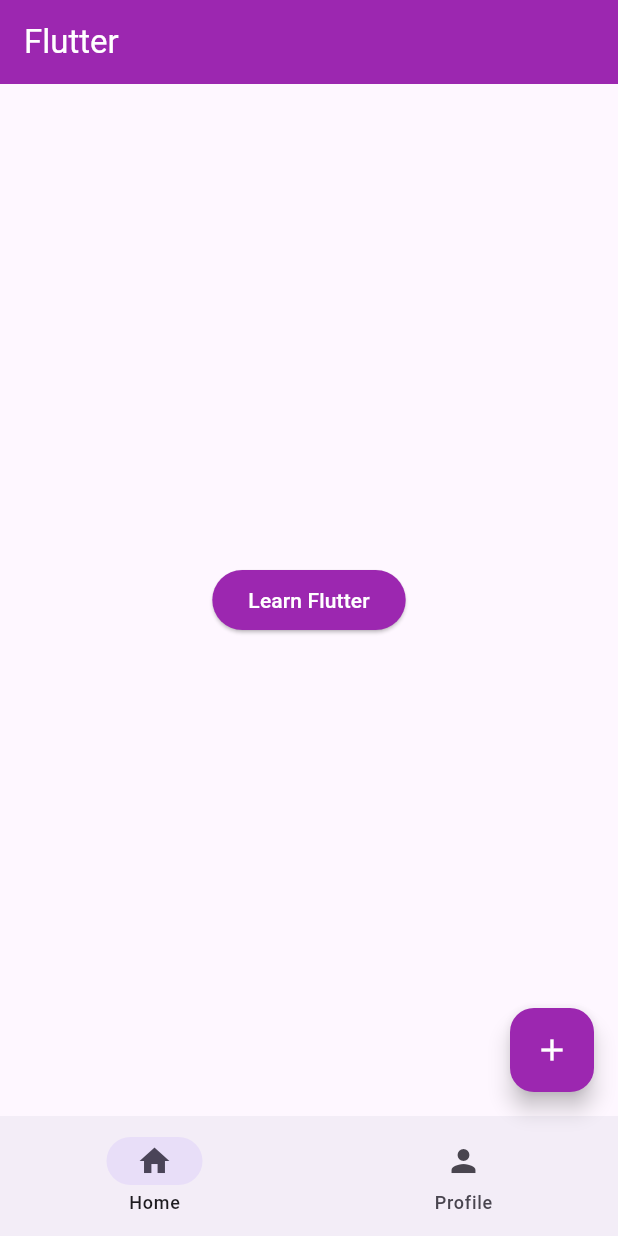
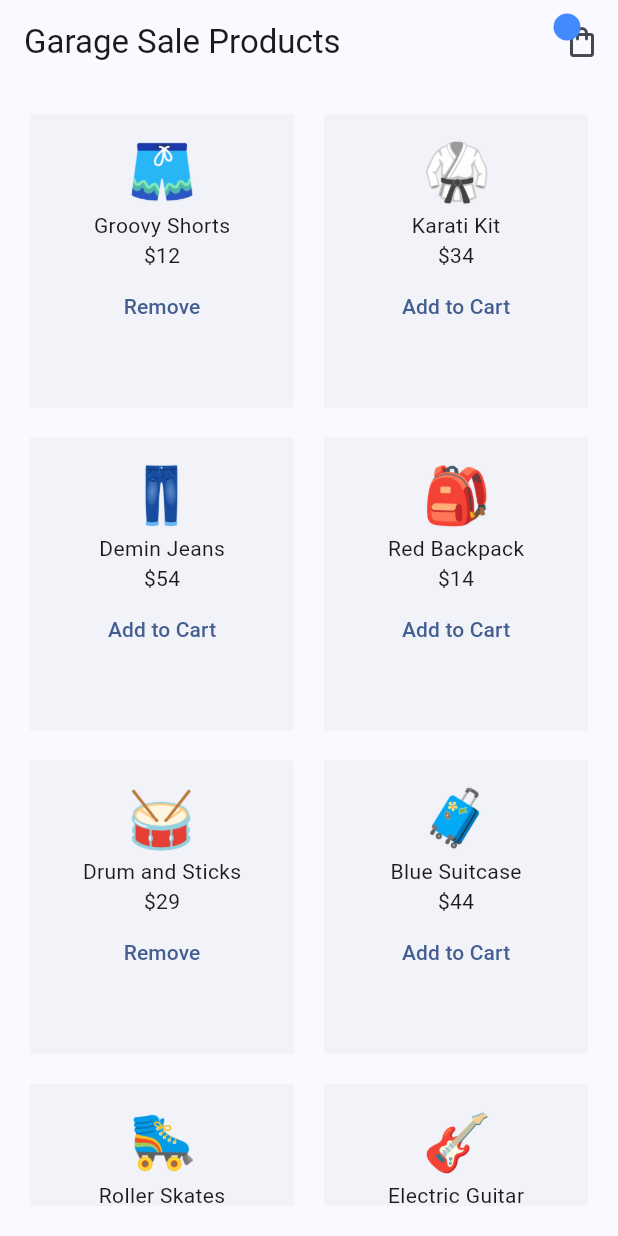
Before and after one commit to MayowaFalo/First-Flutter-Project, a Flutter app: the screen it shows after launch, on a phone screen of 412 x 824 dp. Run offline on Flutter 3.47's test engine with Material 3 defaults, Android fonts, the phone set to English and light mode, and no system bars; our stand-ins replace flutter_riverpod, riverpod_annotation; generated files the repository leaves out were written again.

```diff
--- a/lib/home_page.dart
+++ /dev/null
@@ -1,28 +0,0 @@
-import 'package:first_flutter/learn_flutter_page.dart';
-import 'package:flutter/material.dart';
-
-class HomePage extends StatelessWidget {
-  const HomePage({super.key});
-
-  @override
-  Widget build(BuildContext context) {
-    return Center(
-      child: ElevatedButton(
-        onPressed: () {
-          Navigator.of(context).push(
-            MaterialPageRoute(
-              builder: (BuildContext context) {
-                return LearnFlutterPage();
-              },
-            ),
-          );
-        },
-        style: ElevatedButton.styleFrom(
-          backgroundColor: Colors.purple,
-          foregroundColor: Colors.white,
-        ),
-        child: Text("Learn Flutter"),
-      ),
-    );
-  }
-}
--- a/lib/main.dart
+++ b/lib/main.dart
@@ -1,66 +1,24 @@
-import 'package:first_flutter/home_page.dart';
-import 'package:first_flutter/profile_page.dart';
+import 'package:first_flutter/screens/home/home_screen.dart';
 import 'package:flutter/material.dart';
+import 'package:flutter_riverpod/flutter_riverpod.dart';
 
 void main() {
-  runApp(const MyApp());
+  runApp(ProviderScope(child: MyApp()));
 }
 
 class MyApp extends StatelessWidget {
   const MyApp({super.key});
 
+  // This widget is the root of your application.
   @override
   Widget build(BuildContext context) {
     return MaterialApp(
       debugShowCheckedModeBanner: false,
+      title: '',
       theme: ThemeData(
-        primarySwatch: Colors.purple,
-        appBarTheme: AppBarTheme(backgroundColor: Colors.purple),
-        floatingActionButtonTheme: FloatingActionButtonThemeData(
-          backgroundColor: Colors.purple,
-          foregroundColor: Colors.white,
-        ),
+        colorScheme: ColorScheme.fromSeed(seedColor: Colors.blueAccent),
       ),
-      home: RootPage(),
+      home: const HomeScreen(),
     );
   }
 }
-
-class RootPage extends StatefulWidget {
-  const RootPage({super.key});
-
-  @override
-  State<RootPage> createState() => _RootPageState();
-}
-
-class _RootPageState extends State<RootPage> {
-  int currentPage = 0;
-  List<Widget> pages = const [HomePage(), ProfilePage()];
-
-  @override
-  Widget build(BuildContext context) {
-    return Scaffold(
-      appBar: AppBar(title: Text("Flutter"), foregroundColor: Colors.white),
-      body: pages[currentPage],
-      floatingActionButton: FloatingActionButton(
-        onPressed: () {
-          debugPrint("Floating action button");
-        },
-        child: Icon(Icons.add),
-      ),
-      bottomNavigationBar: NavigationBar(
-        destinations: [
-          NavigationDestination(icon: Icon(Icons.home), label: "Home"),
-          NavigationDestination(icon: Icon(Icons.person), label: "Profile"),
-        ],
-
-        onDestinationSelected: (int index) {
-          setState(() {
-            currentPage = index;
-          });
-        },
-        selectedIndex: currentPage,
-      ),
-    );
-  }
-}
--- /dev/null
+++ b/lib/providers/cart_provider.dart
@@ -0,0 +1,43 @@
+import 'package:first_flutter/models/product.dart';
+import 'package:flutter_riverpod/flutter_riverpod.dart';
+
+// ignore: camel_case_types
+class CartNotifier extends Notifier<Set<Product>> {
+  //Initial Value
+  @override
+  Set<Product> build() {
+    return const {
+      Product(
+        id: "1",
+        title: "Groovy Shorts",
+        price: 12,
+        image: "assets/products/shorts.png",
+      ),
+
+      Product(
+        id: "5",
+        title: "Drum and Sticks",
+        price: 29,
+        image: "assets/products/drum.png",
+      ),
+    };
+  }
+
+  //Method to Update State
+
+  void addProducts(Product product) {
+    if (!state.contains(product)) {
+      state = {...state, product};
+    }
+  }
+
+  void removeProducts(Product product) {
+    if (state.contains(product)) {
+    state = state.where((p) => p.id != product.id).toSet();
+    }
+  }
+}
+
+final cartNotifierProvider = NotifierProvider<CartNotifier, Set<Product>>(() {
+  return CartNotifier();
+});
--- /dev/null
+++ b/lib/providers/product_providers.dart
@@ -0,0 +1,66 @@
+import 'package:first_flutter/models/product.dart';
+
+import 'package:riverpod_annotation/riverpod_annotation.dart';
+
+part 'product_providers.g.dart';
+
+const List<Product> allProducts = [
+  Product(
+    id: "1",
+    title: "Groovy Shorts",
+    price: 12,
+    image: "assets/products/shorts.png",
+  ),
+  Product(
+    id: "2",
+    title: "Karati Kit",
+    price: 34,
+    image: "assets/products/karati.png",
+  ),
+  Product(
+    id: "3",
+    title: "Demin Jeans",
+    price: 54,
+    image: "assets/products/jeans.png",
+  ),
+  Product(
+    id: "4",
+    title: "Red Backpack",
+    price: 14,
+    image: "assets/products/backpack.png",
+  ),
+  Product(
+    id: "5",
+    title: "Drum and Sticks",
+    price: 29,
+    image: "assets/products/drum.png",
+  ),
+  Product(
+    id: "6",
+    title: "Blue Suitcase",
+    price: 44,
+    image: "assets/products/suitcase.png",
+  ),
+  Product(
+    id: "7",
+    title: "Roller Skates",
+    price: 52,
+    image: "assets/products/skates.png",
+  ),
+  Product(
+    id: "8",
+    title: "Electric Guitar",
+    price: 79,
+    image: "assets/products/guitar.png",
+  ),
+];
+
+@riverpod
+List<Product> products(ref) {
+  return allProducts;
+}
+
+@riverpod
+List<Product> reducedProduct(ref) {
+  return allProducts.where((p) => p.price < 50).toList();
+}
--- /dev/null
+++ b/lib/screens/home/home_screen.dart
@@ -0,0 +1,73 @@
+import 'package:first_flutter/providers/cart_provider.dart';
+import 'package:first_flutter/providers/product_providers.dart';
+import 'package:first_flutter/shared/cart_icon.dart';
+import 'package:flutter/material.dart';
+import 'package:flutter_riverpod/flutter_riverpod.dart';
+
+class HomeScreen extends ConsumerWidget {
+  const HomeScreen({super.key});
+
+  @override
+  Widget build(BuildContext context, WidgetRef ref) {
+    final allProducts = ref.watch(productsProvider);
+    final cartProducts = ref.watch(cartNotifierProvider);
+
+    return Scaffold(
+      appBar: AppBar(
+        title: const Text('Garage Sale Products'),
+        actions: const [CartIcon()],
+      ),
+      body: SafeArea(
+        child: Padding(
+          padding: const EdgeInsets.all(20),
+          child: GridView.builder(
+            itemCount: allProducts.length,
+            gridDelegate: const SliverGridDelegateWithFixedCrossAxisCount(
+              crossAxisCount: 2,
+              mainAxisSpacing: 20,
+              crossAxisSpacing: 20,
+              childAspectRatio: 0.9,
+            ),
+            itemBuilder: (context, index) {
+              return Container(
+                padding: const EdgeInsets.all(14),
+                color: Colors.blueGrey.withOpacity(0.05),
+                child: Column(
+                  children: [
+                    Image.asset(
+                      allProducts[index].image,
+                      width: 60,
+                      height: 50,
+                    ),
+                    Text(allProducts[index].title),
+                    Text("\$${allProducts[index].price}"),
+
+                    if (cartProducts.contains(allProducts[index]))
+                      TextButton(
+                        onPressed: () {
+                          ref
+                              .read(cartNotifierProvider.notifier)
+                              .removeProducts(allProducts[index]);
+                        },
+                        child: Text("Remove"),
+                      ),
+
+                    if (!cartProducts.contains(allProducts[index]))
+                      TextButton(
+                        onPressed: () {
+                          ref
+                              .read(cartNotifierProvider.notifier)
+                              .addProducts(allProducts[index]);
+                        },
+                        child: Text("Add to Cart"),
+                      ),
+                  ],
+                ),
+              );
+            },
+          ),
+        ),
+      ),
+    );
+  }
+}
--- /dev/null
+++ b/lib/shared/cart_icon.dart
@@ -0,0 +1,40 @@
+import 'package:first_flutter/screens/cart/cart_screen.dart';
+import 'package:flutter/material.dart';
+
+class CartIcon extends StatelessWidget {
+  const CartIcon({super.key});
+
+  @override
+  Widget build(BuildContext context) {
+    return Stack(
+      children: [
+        IconButton(
+          onPressed: () {
+            Navigator.push(
+              context,
+              MaterialPageRoute(
+                builder: (context) {
+                  return const CartScreen();
+                },
+              ),
+            );
+          },
+          icon: const Icon(Icons.shopping_bag_outlined),
+        ),
+        Positioned(
+          top: 5,
+          left: 5,
+          child: Container(
+            width: 18,
+            height: 18,
+            alignment: Alignment.center,
+            decoration: BoxDecoration(
+              borderRadius: BorderRadius.circular(10),
+              color: Colors.blueAccent,
+            ),
+          ),
+        ),
+      ],
+    );
+  }
+}
--- a/pubspec.yaml
+++ b/pubspec.yaml
@@ -34,6 +34,10 @@ dependencies:
   # The following adds the Cupertino Icons font to your application.
   # Use with the CupertinoIcons class for iOS style icons.
   cupertino_icons: ^1.0.8
+  flutter_riverpod: ^2.6.1
+  riverpod_annotation: ^2.6.1
+  riverpod_generator: ^2.6.5
+  build_runner: ^2.4.15
 
 dev_dependencies:
   flutter_test:
@@ -59,7 +63,7 @@ flutter:
 
   # To add assets to your application, add an assets section, like this:
   assets:
-    - images/
+    - assets/products/
   #   - images/a_dot_ham.jpeg
 
   # An image asset can refer to one or more resolution-specific "variants", see
```
Also changed, not shown: lib/learn_flutter_page.dart (deleted, +0 -113 lines), lib/models/product.dart (added, +8 -0 lines), lib/profile_page.dart (deleted, +0 -17 lines), lib/screens/cart/cart_screen.dart (added, +54 -0 lines), assets/products/backpack.png (added), assets/products/drum.png (added), assets/products/guitar.png (added), assets/products/jeans.png (added), assets/products/karati.png (added), assets/products/shorts.png (added), assets/products/skates.png (added), assets/products/suitcase.png (added), lib/providers/product_providers.g.dart (added), pubspec.lock.
